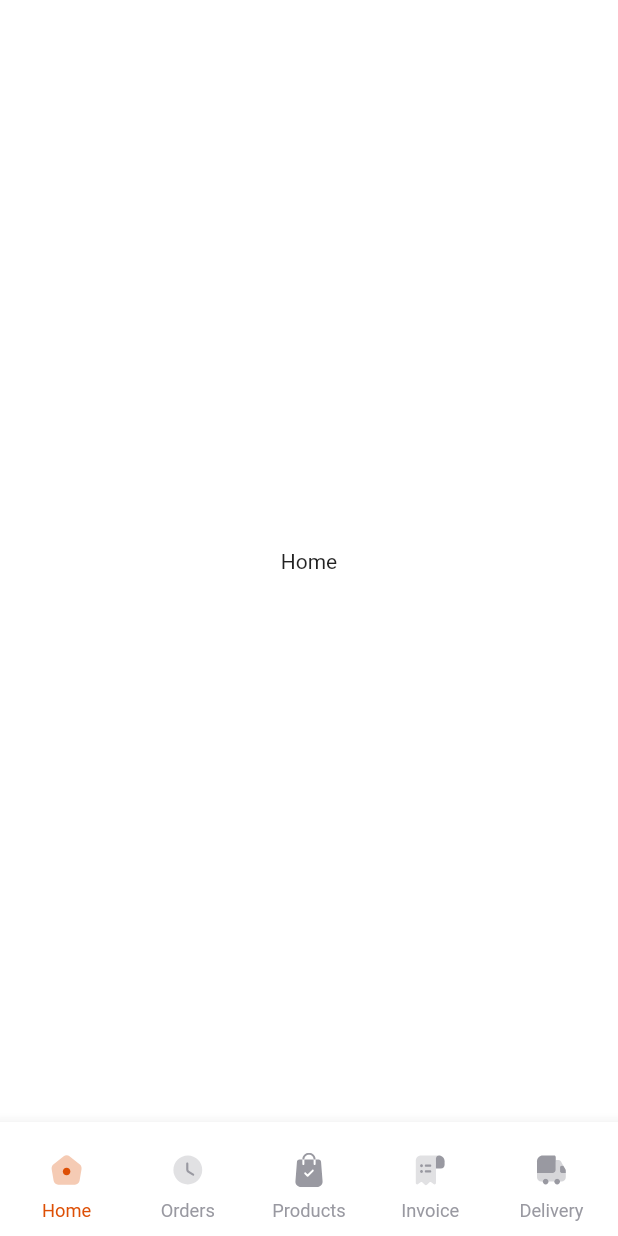
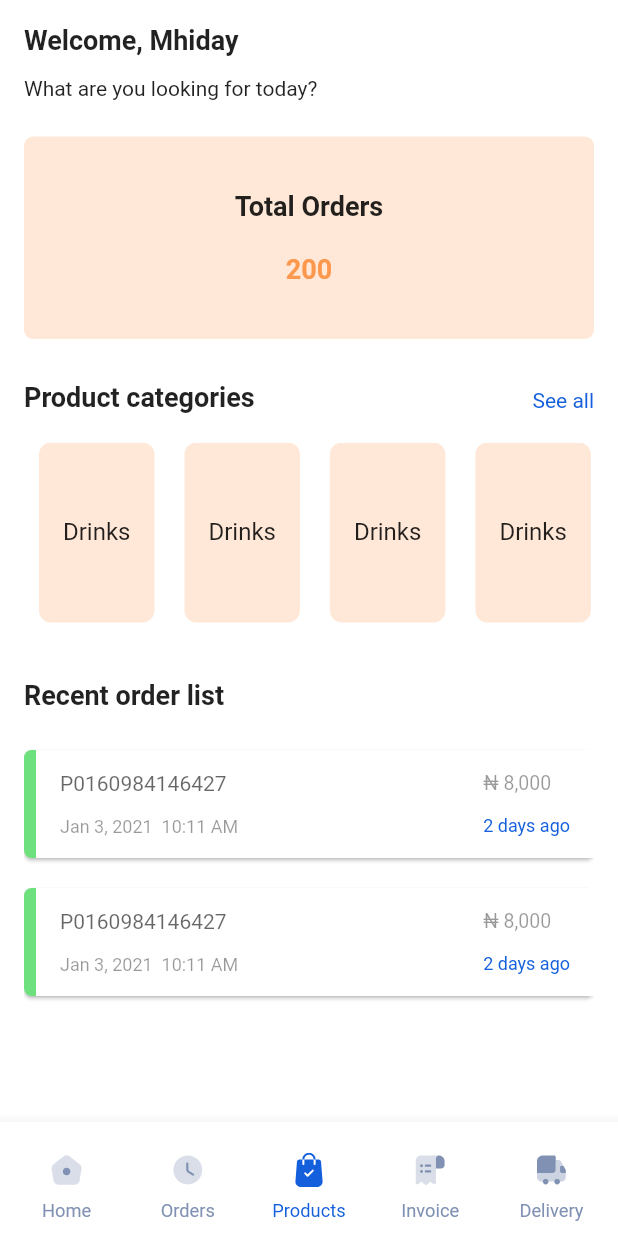
Before and after one commit to Oluflourish/Vendease-Sample, a Flutter app: the screen it shows after launch, on a phone screen of 412 x 824 dp. Run offline on Flutter 3.47's test engine with Material 2 defaults, Android fonts, the phone set to English and light mode, and no system bars; drawn by our look-alikes of flutter_styled_toast; our stand-ins replace flutter_easyloading, flutter_screenutil, flutter_svg, rxdart.

Commit message:
product screen base layers

```diff
--- a/lib/src/app.dart
+++ b/lib/src/app.dart
@@ -3,7 +3,7 @@ import 'package:flutter_easyloading/flutter_easyloading.dart';
 import 'package:flutter_screenutil/flutter_screenutil.dart';
 import 'package:flutter_styled_toast/flutter_styled_toast.dart';
 import 'package:vendease_test/src/blocs/provider.dart';
-import 'package:vendease_test/src/screens/home.dart';
+import 'package:vendease_test/src/screens/tab.dart';
 import 'package:vendease_test/src/screens/splash.dart';
 import 'package:vendease_test/src/utils/colors.dart';
 import 'package:vendease_test/src/utils/navigation.dart';
@@ -92,8 +92,8 @@ Route routes(RouteSettings settings) {
         case SplashNav:
           return SplashScreen();
 
-        case HomeNav:
-          return BottomNavScreen();
+        case TabNav:
+          return TabScreen();
 
         default:
           return SplashScreen();
--- a/lib/src/blocs/app_nav_bloc.dart
+++ b/lib/src/blocs/app_nav_bloc.dart
@@ -1,7 +1,7 @@
 import 'package:rxdart/rxdart.dart';
 
 class AppNavBloc {
-  final _tabIndex = BehaviorSubject<int>.seeded(0);
+  final _tabIndex = BehaviorSubject<int>.seeded(2); // Defaults to products tab
 
   Stream<int> get tabIndex => _tabIndex.stream;
 
--- /dev/null
+++ b/lib/src/screens/product.dart
@@ -0,0 +1,181 @@
+import 'package:flutter/material.dart';
+import 'package:vendease_test/src/utils/colors.dart';
+
+class ProductsScreen extends StatefulWidget {
+  @override
+  State<ProductsScreen> createState() => _ProductsScreenState();
+}
+
+class _ProductsScreenState extends State<ProductsScreen> {
+  @override
+  Widget build(BuildContext context) {
+    return Scaffold(
+      backgroundColor: AppColors.white,
+      body: SafeArea(
+        child: Padding(
+          padding: EdgeInsets.all(16.0),
+          child: Column(
+            crossAxisAlignment: CrossAxisAlignment.start,
+            children: [
+              Text(
+                'Welcome, Mhiday',
+                style: TextStyle(fontWeight: FontWeight.bold, fontSize: 18.0),
+              ),
+              SizedBox(height: 14.0),
+              Text('What are you looking for today?'),
+              SizedBox(height: 24.0),
+              Container(
+                width: double.maxFinite,
+                padding: EdgeInsets.symmetric(vertical: 36),
+                decoration: BoxDecoration(
+                  color: AppColors.lightOrange,
+                  borderRadius: BorderRadius.circular(6.0),
+                ),
+                child: Column(
+                  children: [
+                    Text(
+                      'Total Orders',
+                      style: TextStyle(
+                          fontWeight: FontWeight.bold, fontSize: 18.0),
+                    ),
+                    SizedBox(height: 21.0),
+                    Text(
+                      '200',
+                      style: TextStyle(
+                          color: AppColors.orangeText,
+                          fontWeight: FontWeight.bold,
+                          fontSize: 18.0),
+                    ),
+                  ],
+                ),
+              ),
+              SizedBox(height: 28.0),
+              Row(
+                mainAxisAlignment: MainAxisAlignment.spaceBetween,
+                crossAxisAlignment: CrossAxisAlignment.end,
+                children: [
+                  Text(
+                    'Product categories',
+                    style:
+                        TextStyle(fontWeight: FontWeight.bold, fontSize: 18.0),
+                  ),
+                  Text(
+                    'See all',
+                    style: TextStyle(
+                        color: AppColors.primaryColor, fontSize: 14.0),
+                  ),
+                ],
+              ),
+              SizedBox(height: 20.0),
+              Container(
+                height: 120,
+                child: ListView.builder(
+                    scrollDirection: Axis.horizontal,
+                    itemCount: 4,
+                    itemBuilder: (context, index) {
+                      return Container(
+                        padding: EdgeInsets.symmetric(
+                            vertical: 36.0, horizontal: 16.0),
+                        margin: EdgeInsets.symmetric(horizontal: 10.0),
+                        decoration: BoxDecoration(
+                          color: AppColors.lightOrange,
+                          borderRadius: BorderRadius.circular(8.0),
+                        ),
+                        child: Column(
+                          children: [
+                            SizedBox(height: 14.0),
+                            Text(
+                              'Drinks',
+                              style: TextStyle(fontSize: 16.0),
+                            ),
+                          ],
+                        ),
+                      );
+                    }),
+              ),
+              SizedBox(height: 38.0),
+              Text(
+                'Recent order list',
+                style: TextStyle(fontWeight: FontWeight.bold, fontSize: 18.0),
+              ),
+              SizedBox(height: 16.0),
+              Container(
+                height: 190,
+                child: ListView.builder(
+                    itemCount: 4,
+                    itemBuilder: (context, index) {
+                      return Container(
+                        margin: EdgeInsets.symmetric(vertical: 10.0),
+                        child: Material(
+                          elevation: 1,
+                          borderRadius: BorderRadius.circular(5.0),
+                          child: Container(
+                            decoration: BoxDecoration(
+                              color: AppColors.green.withOpacity(0.6),
+                              borderRadius: BorderRadius.circular(5.0),
+                            ),
+                            child: Container(
+                              padding: EdgeInsets.symmetric(
+                                  vertical: 14.0, horizontal: 16.0),
+                              margin: EdgeInsets.only(left: 8.0),
+                              color: AppColors.white,
+                              child: Row(
+                                mainAxisAlignment:
+                                    MainAxisAlignment.spaceBetween,
+                                children: [
+                                  Column(
+                                    crossAxisAlignment:
+                                        CrossAxisAlignment.start,
+                                    children: [
+                                      Text(
+                                        'P0160984146427',
+                                        style: TextStyle(
+                                            fontSize: 14.0,
+                                            color: AppColors.black
+                                                .withOpacity(0.6)),
+                                      ),
+                                      SizedBox(height: 14.0),
+                                      Text(
+                                        'Jan 3, 2021  10:11 AM',
+                                        style: TextStyle(
+                                            fontSize: 12.0,
+                                            color: AppColors.black
+                                                .withOpacity(0.4)),
+                                      ),
+                                    ],
+                                  ),
+                                  Column(
+                                    crossAxisAlignment:
+                                        CrossAxisAlignment.start,
+                                    children: [
+                                      Text(
+                                        '₦ 8,000',
+                                        style: TextStyle(
+                                            fontSize: 13.0,
+                                            color: AppColors.black
+                                                .withOpacity(0.4)),
+                                      ),
+                                      SizedBox(height: 14.0),
+                                      Text(
+                                        '2 days ago',
+                                        style: TextStyle(
+                                            fontSize: 12.0,
+                                            color: AppColors.primaryColor),
+                                      ),
+                                    ],
+                                  ),
+                                ],
+                              ),
+                            ),
+                          ),
+                        ),
+                      );
+                    }),
+              ),
+            ],
+          ),
+        ),
+      ),
+    );
+  }
+}
--- a/lib/src/screens/splash.dart
+++ b/lib/src/screens/splash.dart
@@ -15,7 +15,7 @@ class _SplashScreenState extends State<SplashScreen> {
 
     // Delay for 1 second to allow for visiblity of the splash screen logo
     Timer(Duration(seconds: 1), () async {
-      Navigator.pushReplacementNamed(context, HomeNav);
+      Navigator.pushReplacementNamed(context, TabNav);
     });
   }
 
--- a/lib/src/screens/home.dart
+++ b/lib/src/screens/tab.dart
@@ -5,28 +5,29 @@ import 'package:flutter_screenutil/flutter_screenutil.dart';
 import 'package:flutter_svg/svg.dart';
 import 'package:vendease_test/src/blocs/app_nav_bloc.dart';
 import 'package:vendease_test/src/blocs/provider.dart';
+import 'package:vendease_test/src/screens/product.dart';
 import 'package:vendease_test/src/utils/colors.dart';
 import 'package:vendease_test/src/utils/svg_icons.dart';
 
-class BottomNavScreen extends StatefulWidget {
-  const BottomNavScreen({Key? key}) : super(key: key);
+class TabScreen extends StatefulWidget {
+  const TabScreen({Key? key}) : super(key: key);
 
   @override
-  _BottomNavScreenState createState() => _BottomNavScreenState();
+  _TabScreenState createState() => _TabScreenState();
 }
 
-class _BottomNavScreenState extends State<BottomNavScreen> {
+class _TabScreenState extends State<TabScreen> {
   final PageStorageBucket bucket = PageStorageBucket();
 
   final List<Widget> _pages = [
     Container(child: Center(child: Text('Home'))),
     Container(child: Center(child: Text('Orders'))),
-    Container(child: Center(child: Text('Products'))),
+    ProductsScreen(),
     Container(child: Center(child: Text('Invoice'))),
     Container(child: Center(child: Text('Delivery'))),
   ];
 
-  int currentTabIndex = 0; // Defaults to dashboard tab
+  int currentTabIndex = 2; // Defaults to products tab
 
   AppNavBloc? appNavBloc;
 
@@ -91,7 +92,7 @@ class _BottomNavScreenState extends State<BottomNavScreen> {
                       height: 24.0,
                       color: currentTabIndex == position
                           ? AppColors.primaryColor
-                          : AppColors.greyColor,
+                          : AppColors.darkGrey,
                     ),
                     SizedBox(height: 8.0),
                     Text(
@@ -100,7 +101,7 @@ class _BottomNavScreenState extends State<BottomNavScreen> {
                         fontSize: 12.5.sp,
                         color: currentTabIndex == position
                             ? AppColors.primaryColor
-                            : AppColors.greyColor,
+                            : AppColors.darkGrey,
                       ),
                     ),
                   ],
--- a/lib/src/utils/colors.dart
+++ b/lib/src/utils/colors.dart
@@ -1,7 +1,7 @@
 import 'package:flutter/material.dart';
 
 class AppColors {
-  static const Color primaryColor = Color(0xFFDD4F05);
+  static const Color primaryColor = Color(0xFF135FDC);
   static const Color secondaryColor = Color(0xFF26B04B);
 
   static const Color lightPrimaryColor = Color(0xFF056E9B);
@@ -11,32 +11,12 @@ class AppColors {
   static const Color backgroundColor2 = Color(0xFFFAFBFC);
   static const Color backgroundColor = AppColors.white;
 
-  static const Color orange = Color(0xFFF48220);
-  static const Color lightOrange = Color(0xFFFDE9D8);
-  static const Color orangeWarning = Color(0xFFF1AA28);
+  static const Color orangeText = Color(0xFFFC974E);
+  static const Color lightOrange = Color(0xFFFFE8D7);
 
-  static const Color green = Color(0xFF4D8B31);
-  static const Color lightGreen = Color(0xFF4D8B31);
+  static const Color green = Color(0xFF10D12B);
 
-  static const Color greenBg = Color(0xFFEEFEEF);
-  static const Color greenBg2 = Color(0xFFF6FFF4);
-  static const Color redBg = Color(0xFFFEEEEE);
-  static const Color yellowBg = Color(0xFFFEFEEE);
-  static const Color orangeBg = Color(0xFFFAE3B7);
-  static const Color deepOrange = Color(0xFFA73900);
-  static const Color deepGreen = Color(0xFF078B04);
-
-  static const Color successGreen = Color(0xFF10AE5A);
-  static const Color errorRed = Color(0xFFE35055);
-  static const Color lightRed = Color(0xFFF6C5C6);
-
-  static const Color greyText = Color(0xFF6D6D6D);
-  static const Color greyText2 = Color(0xFFACACAC);
-  static const Color greyColor = Color(0xFF9999A1);
-  static const Color lightGreyBg = Color(0xFFF4F4F6);
-  static const Color lightGreyBorder = Color(0xFFDBE2EA);
-  static const Color shadowGrey = Color(0xFF111111);
-  static const Color greyBg = Color(0xFFE5E5E5);
+  static const Color darkGrey = Color(0xFF8091B3);
 
   static const Color transparent = Color(0x00000000);
   static const Color transparentBlack = Color(0x99000000);
@@ -48,25 +28,4 @@ class AppColors {
 
   static const Color white = Color(0xFFFFFFFF);
   static const Color whiteShade1 = Color(0xFFFFFFDE);
-
-  static const Color grey = Color(0xFF999999);
-  static const Color darkGrey = Color(0xFF4D5C64);
-  static const Color lightGrey = Color(0xFFF5F4F8);
-  static const Color lightGreyy = Color(0xFFF6F7F7);
-  static const Color lightGrey2 = Color(0xFF02040F);
-  static const Color lightGrey3 = Color(0xFFF5F5F5);
-  static const Color transparentGrey = Color(0xFFF9F9F9);
-  static const Color succesfulTransaction = Color.fromRGBO(0, 190, 124, 0.1);
-  static const Color pendingTransaction = Color.fromRGBO(220, 123, 9, 0.1);
-  static const Color failedTransaction = Color.fromRGBO(190, 0, 0, 0.1);
-
-  static const Color actionCardTitle = Color(0xFF08051D);
-  static const Color actionCardBackground = Color.fromRGBO(255, 226, 211, 1);
-  static const Color greySubHeader = Color(0xFF969BA0);
-  static const Color actionCardSubtitle = Color(0xFF777E90);
-
-  static const Color lightRedBg = Color(0xffFFF4F4);
-  static const Color lightGreenBg = Color(0xffF4FFF7);
-  static const Color greyBorder = Color(0xFFEEEEEE);
-  static const Color lightPurple = Color(0xFFEBCEE6);
 }
--- a/lib/src/utils/navigation.dart
+++ b/lib/src/utils/navigation.dart
@@ -1,2 +1,2 @@
 const SplashNav = "/";
-const HomeNav = "home";
+const TabNav = "tab-bar";
```
